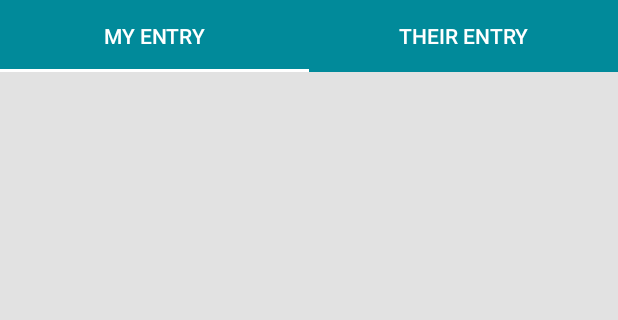
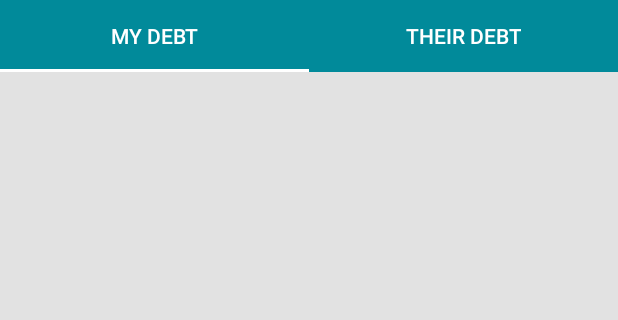
Before and after one commit to whiteformed/Art-Project, an Android app: the screen it shows after launch (ActivityMain), on a phone screen of 412 x 824 dp, the part 97-417 px from its top. Run offline under Robolectric (Android 15) with nearby library versions, the phone set to English and light mode, and no system bars.

Commit message:
nothing important.

```diff
--- a/app/src/main/java/com/example/art_project/ActivityMain.java
+++ b/app/src/main/java/com/example/art_project/ActivityMain.java
@@ -31,8 +31,8 @@ public class ActivityMain extends AppCompatActivity {
         viewPagerAdapter = new ViewPagerAdapter(getSupportFragmentManager());
 
         //Add fragments
-        viewPagerAdapter.addFragment(new FragmentMyDebt(), "My Entry");
-        viewPagerAdapter.addFragment(new FragmentTheirDebt(), "Their Entry");
+        viewPagerAdapter.addFragment(new FragmentMyDebt(), getResources().getString(R.string.ttl_my_debt));
+        viewPagerAdapter.addFragment(new FragmentTheirDebt(), getResources().getString(R.string.ttl_their_debt));
 
         //Setup the adapter
         viewPager.setAdapter(viewPagerAdapter);
--- a/app/src/main/java/com/example/art_project/AsynchronousTask.java
+++ b/app/src/main/java/com/example/art_project/AsynchronousTask.java
@@ -32,7 +32,7 @@ public class AsynchronousTask extends AsyncTask<Void, Void, Void> {
 
     private void getDataFromDatabase() {
         personArrayList.clear();
-        personArrayList.addAll(sqlDatabaseHelper.getPersonList(table, status));
+        personArrayList.addAll(sqlDatabaseHelper.getPersonList(status));
         Log.i(TAG, table + " has items " + personArrayList.size());
 
         if (!personArrayList.isEmpty()) {
--- a/app/src/main/java/com/example/art_project/FragmentMyDebt.java
+++ b/app/src/main/java/com/example/art_project/FragmentMyDebt.java
@@ -40,7 +40,7 @@ public class FragmentMyDebt extends Fragment implements AddButtonClickListener,
 
     @Override
     public void onAddButtonClick(Person person) {
-        boolean result = sqlDatabaseHelper.addPerson(tablePersons, person);
+        boolean result = sqlDatabaseHelper.addPerson(person);
         updateList();
     }
 
--- a/app/src/main/java/com/example/art_project/FragmentTheirDebt.java
+++ b/app/src/main/java/com/example/art_project/FragmentTheirDebt.java
@@ -40,7 +40,7 @@ public class FragmentTheirDebt extends Fragment implements AddButtonClickListene
 
     @Override
     public void onAddButtonClick(Person person) {
-        boolean result = sqlDatabaseHelper.addPerson(tablePersons, person);
+        boolean result = sqlDatabaseHelper.addPerson(person);
         updateList();
     }
 
--- a/app/src/main/java/com/example/art_project/SqlDatabaseHelper.java
+++ b/app/src/main/java/com/example/art_project/SqlDatabaseHelper.java
@@ -63,7 +63,7 @@ public class SqlDatabaseHelper extends SQLiteOpenHelper {
         db.execSQL(sqlCommand);
     }
 
-    public boolean addPerson(String table, Person person) {
+    public boolean addPerson(Person person) {
         SQLiteDatabase db = this.getWritableDatabase();
 
         ContentValues contentValues = new ContentValues();
@@ -71,19 +71,19 @@ public class SqlDatabaseHelper extends SQLiteOpenHelper {
         contentValues.put(column_person_name, person.getName().trim());
         contentValues.put(column_person_amount, person.getAmount());
 
-        long rowInserted = db.insert(table, null, contentValues);
+        long rowInserted = db.insert(table_persons, null, contentValues);
 
         db.close();
 
         return rowInserted != -1;
     }
 
-    public ArrayList<Person> getPersonList(String table, int status) {
+    public ArrayList<Person> getPersonList(int status) {
         ArrayList<Person> personArrayList = new ArrayList<>();
 
         SQLiteDatabase db = this.getReadableDatabase();
 
-        sqlCommand = "select * from " + table + " where "
+        sqlCommand = "select * from " + table_persons + " where "
                 + column_person_status + " = '" + status + "'";
 
         Cursor cursor = db.rawQuery(sqlCommand, null);
@@ -105,7 +105,7 @@ public class SqlDatabaseHelper extends SQLiteOpenHelper {
         return personArrayList;
     }
 
-    public boolean addEntry(String table, Entry entry) {
+    public boolean addEntry(Entry entry) {
         SQLiteDatabase db = this.getWritableDatabase();
 
         ContentValues contentValues = new ContentValues();
@@ -114,7 +114,7 @@ public class SqlDatabaseHelper extends SQLiteOpenHelper {
         contentValues.put(column_entry_amount, entry.getAmount());
         contentValues.put(column_entry_comment, entry.getComment().trim());
 
-        long rowInserted = db.insert(table, null, contentValues);
+        long rowInserted = db.insert(table_entries, null, contentValues);
 
         db.close();
 
@@ -123,7 +123,7 @@ public class SqlDatabaseHelper extends SQLiteOpenHelper {
 
     public boolean addEntryList(ArrayList<Entry> entryArrayList) {
         for (int i = 0; i < entryArrayList.size(); i++) {
-            if (!addEntry(table_entries, entryArrayList.get(i)))
+            if (!addEntry(entryArrayList.get(i)))
                 return false;
         }
 
--- a/app/src/main/res/values/strings.xml
+++ b/app/src/main/res/values/strings.xml
@@ -4,6 +4,9 @@
     <string name="tv_application_name">Art Project</string>
     <string name="tv_application_version">v. 1.0.0</string>
     <string name="tv_author">Ovchinnikov Denis Olegovich</string>
+
+    <string name="ttl_my_debt">My Debt</string>
+    <string name="ttl_their_debt">Their Debt</string>
 
     <string name="tv_message_update">Update selected item</string>
     <string name="tv_message_add">Add a new Person</string>
```
